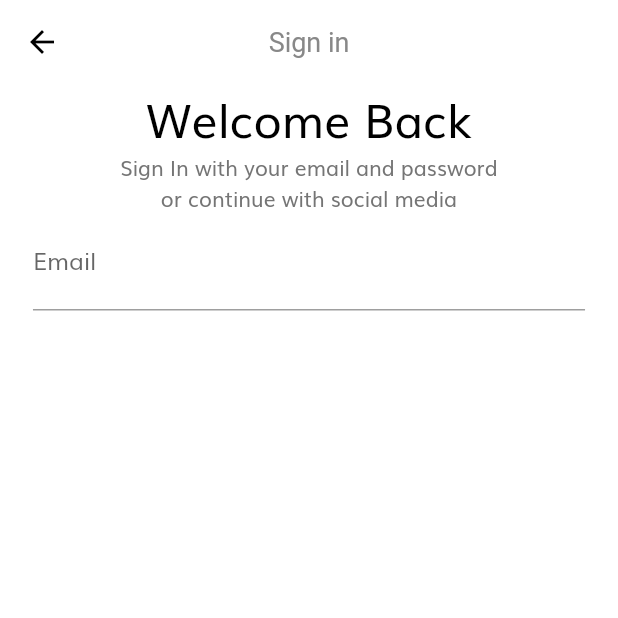
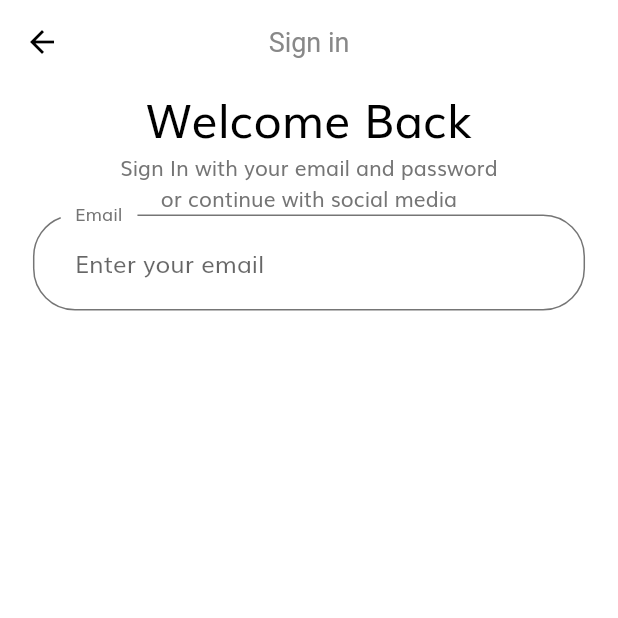
Before and after one commit to salmannaeem112215/ecommerce, a Flutter app: the screen it shows after launch, after a tap on "Continue", on a phone screen of 412 x 824 dp, the top half of it. Run offline on Flutter 3.47's test engine with Material 2 defaults, Android fonts, the phone set to English and light mode, and no system bars.

Commit message:
Added Farjad Pagal

```diff
--- a/lib/main.dart
+++ b/lib/main.dart
@@ -9,6 +9,7 @@ void main() {
   runApp(const MyApp());
 }
 
+// Farjad Pagal ha
 class MyApp extends StatelessWidget {
   const MyApp({Key? key}) : super(key: key);
 
--- a/lib/screen/sign_in/components/body.dart
+++ b/lib/screen/sign_in/components/body.dart
@@ -1,4 +1,5 @@
 import 'package:flutter/material.dart';
+import 'package:flutter_ecommerce/constants.dart';
 import 'package:flutter_ecommerce/size_config.dart';
 
 class Body extends StatelessWidget {
@@ -48,9 +49,10 @@ class _SignFormState extends State<SignForm> {
         child: Column(
       children: [
         TextFormField(
-          decoration: InputDecoration(
+          decoration: const InputDecoration(
             labelText: 'Email',
             hintText: 'Enter your email',
+            // suffixIcon:
           ),
         ),
       ],
--- a/lib/theme.dart
+++ b/lib/theme.dart
@@ -7,7 +7,23 @@ ThemeData theme() {
     fontFamily: 'Muli',
     appBarTheme: appBarTheme(),
     textTheme: textTheme(),
+    inputDecorationTheme: inputDecorationTheme(),
     visualDensity: VisualDensity.adaptivePlatformDensity,
+  );
+}
+
+InputDecorationTheme inputDecorationTheme() {
+  var outlineInputBorder = OutlineInputBorder(
+    borderRadius: BorderRadius.circular(28),
+    borderSide: const BorderSide(color: kTextColor),
+    gapPadding: 10,
+  );
+  return InputDecorationTheme(
+    labelStyle: const TextStyle(color: kTextColor),
+    floatingLabelBehavior: FloatingLabelBehavior.always,
+    contentPadding: const EdgeInsets.symmetric(horizontal: 28, vertical: 20),
+    enabledBorder: outlineInputBorder,
+    focusedBorder: outlineInputBorder,
   );
 }
 
```
